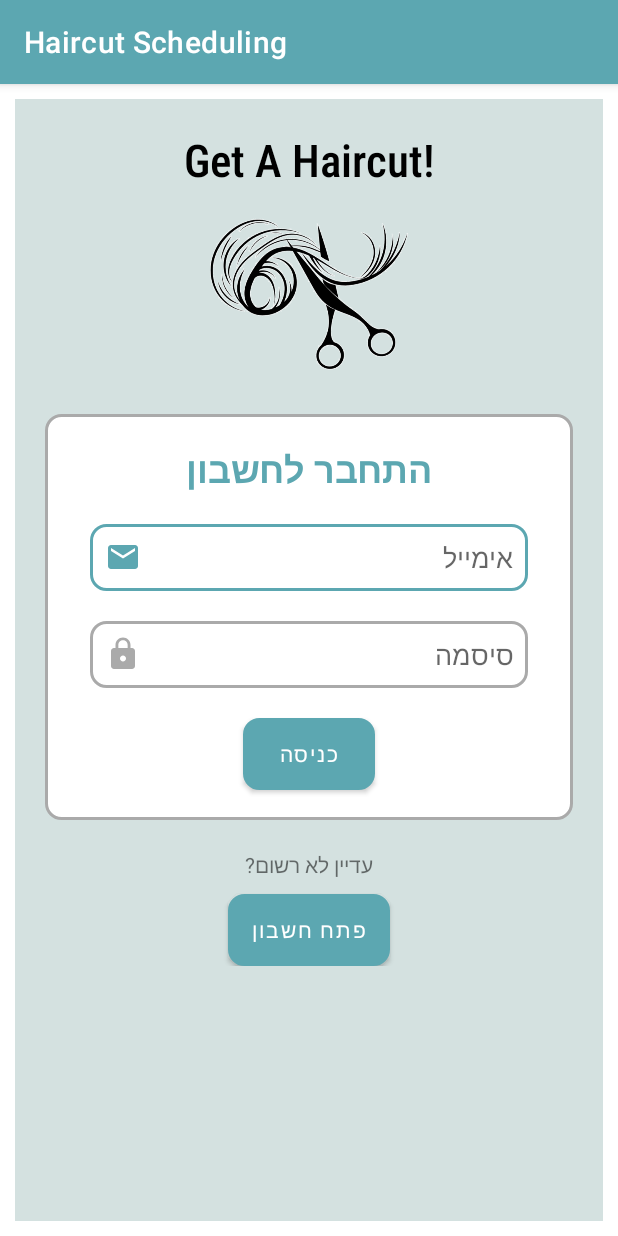
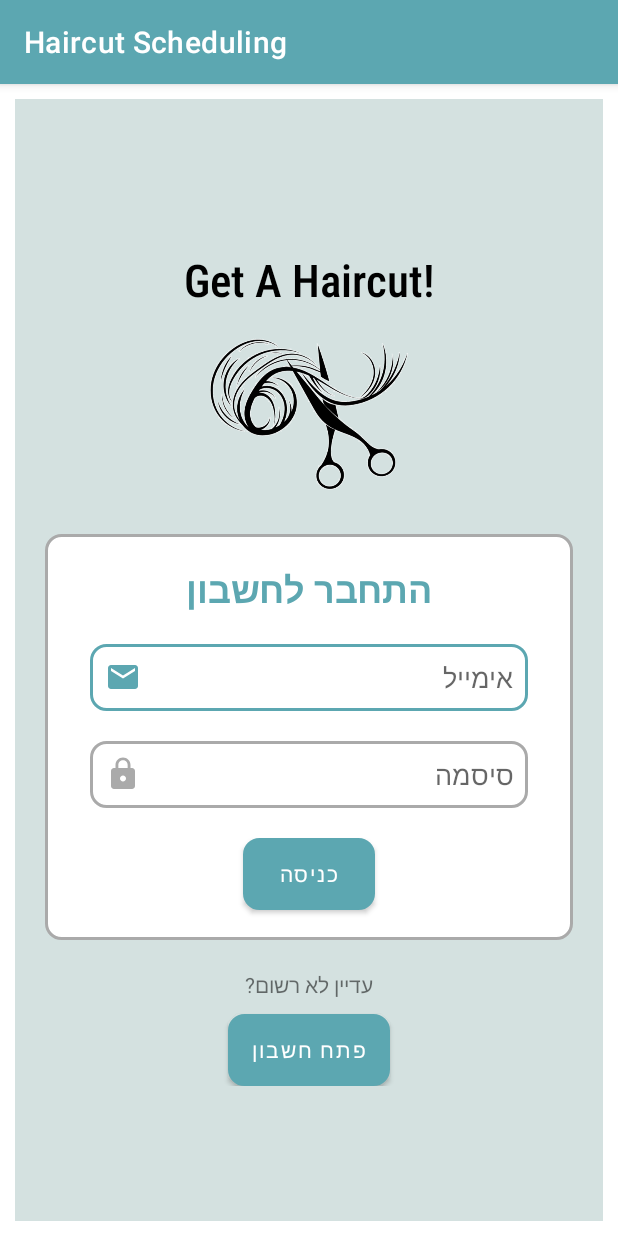
Before and after one commit to GayaGorodecki/HaircutScheduling_AndroidStudio_Java, an Android app: the screen it shows after launch (MainActivity), on a phone screen of 412 x 824 dp. Run offline under Robolectric (Android 15) with nearby library versions, the phone set to English and light mode, and no system bars.

Commit message:
update fragments design

```diff
--- a/app/src/main/res/layout-land/fragment_login.xml
+++ b/app/src/main/res/layout-land/fragment_login.xml
@@ -10,8 +10,8 @@
 
     <LinearLayout
         android:layout_width="match_parent"
-        android:layout_height="match_parent"
-        android:layout_gravity="center"
+        android:layout_height="wrap_content"
+        android:layout_gravity="center|top"
         android:layout_margin="10dp"
         android:gravity="center"
         android:orientation="vertical">
@@ -19,7 +19,7 @@
         <LinearLayout
             android:layout_width="match_parent"
             android:layout_height="wrap_content"
-            android:layout_gravity="center"
+            android:layout_gravity="center|top"
             android:layout_marginStart="10dp"
             android:layout_marginLeft="10dp"
             android:layout_marginEnd="10dp"
@@ -85,6 +85,7 @@
             android:layout_marginLeft="10dp"
             android:layout_marginEnd="10dp"
             android:layout_marginRight="10dp"
+            android:gravity="center"
             android:orientation="horizontal">
 
             <LinearLayout
--- a/app/src/main/res/layout-land/fragment_signin.xml
+++ b/app/src/main/res/layout-land/fragment_signin.xml
@@ -14,7 +14,7 @@
         <LinearLayout
             android:layout_width="match_parent"
             android:layout_height="wrap_content"
-            android:layout_gravity="top"
+            android:layout_gravity="center|top"
             android:layout_marginStart="20dp"
             android:layout_marginLeft="20dp"
             android:layout_marginTop="5dp"
@@ -70,6 +70,7 @@
             android:layout_marginRight="20dp"
             android:layout_marginBottom="10dp"
             android:background="@drawable/login_text_design"
+            android:gravity="center"
             android:orientation="vertical"
             android:padding="10dp">
 
--- a/app/src/main/res/layout/activity_main.xml
+++ b/app/src/main/res/layout/activity_main.xml
@@ -2,6 +2,7 @@
 <LinearLayout xmlns:android="http://schemas.android.com/apk/res/android"
     xmlns:app="http://schemas.android.com/apk/res-auto"
     xmlns:tools="http://schemas.android.com/tools"
+    android:id="@+id/container"
     android:layout_width="match_parent"
     android:layout_height="match_parent"
     android:orientation="vertical"
--- a/app/src/main/res/layout/fragment_appointments_main.xml
+++ b/app/src/main/res/layout/fragment_appointments_main.xml
@@ -3,7 +3,7 @@
     xmlns:tools="http://schemas.android.com/tools"
     android:id="@+id/relativeManager"
     android:layout_width="match_parent"
-    android:layout_height="match_parent"
+    android:layout_height="wrap_content"
     android:paddingLeft="16dp"
     android:paddingTop="16dp"
     android:paddingRight="16dp"
@@ -13,6 +13,6 @@
     <androidx.recyclerview.widget.RecyclerView
         android:id="@+id/hairstyleRecyclerView"
         android:layout_width="match_parent"
-        android:layout_height="match_parent"
+        android:layout_height="wrap_content"
         android:orientation="vertical" />
 </RelativeLayout>
--- a/app/src/main/res/layout/fragment_login.xml
+++ b/app/src/main/res/layout/fragment_login.xml
@@ -9,7 +9,7 @@
 
     <LinearLayout
         android:layout_width="match_parent"
-        android:layout_height="match_parent"
+        android:layout_height="wrap_content"
         android:layout_gravity="center"
         android:orientation="vertical">
 
@@ -17,6 +17,7 @@
             android:id="@+id/textViewLoginTitle"
             android:layout_width="match_parent"
             android:layout_height="wrap_content"
+            android:layout_gravity="top"
             android:layout_marginStart="10dp"
             android:layout_marginLeft="10dp"
             android:layout_marginTop="10dp"
@@ -36,7 +37,7 @@
             android:id="@+id/imageViewLogoLogin"
             android:layout_width="wrap_content"
             android:layout_height="129dp"
-            android:layout_gravity="center"
+            android:layout_gravity="center|top"
             android:layout_marginStart="10dp"
             android:layout_marginLeft="10dp"
             android:layout_marginEnd="10dp"
@@ -47,6 +48,7 @@
         <LinearLayout
             android:layout_width="match_parent"
             android:layout_height="wrap_content"
+            android:layout_gravity="center"
             android:layout_marginStart="20dp"
             android:layout_marginLeft="20dp"
             android:layout_marginEnd="20dp"
@@ -59,6 +61,7 @@
                 android:id="@+id/textViewLogin"
                 android:layout_width="match_parent"
                 android:layout_height="wrap_content"
+                android:layout_gravity="center"
                 android:layout_margin="10dp"
                 android:gravity="center"
                 android:text="התחבר לחשבון"
@@ -133,6 +136,7 @@
                 android:id="@+id/textViewSignin"
                 android:layout_width="match_parent"
                 android:layout_height="wrap_content"
+                android:layout_gravity="bottom"
                 android:gravity="center"
                 android:paddingBottom="10dp"
                 android:text="עדיין לא רשום?" />
@@ -141,7 +145,7 @@
                 android:id="@+id/buttonSignin"
                 android:layout_width="wrap_content"
                 android:layout_height="wrap_content"
-                android:layout_gravity="center"
+                android:layout_gravity="bottom|center"
                 android:background="@drawable/connection_buttoms_design"
                 android:text="פתח חשבון"
                 android:textAllCaps="false"
```
Also changed, not shown: app/src/main/java/com/example/haircutscheduling/activities/MainActivity.java (+8 -1 lines), app/src/main/java/com/example/haircutscheduling/classes/HairStylesData.java (+5 -4 lines), app/src/main/res/layout-land/fragment_main.xml (+8 -12 lines), app/src/main/res/layout/fragment_main.xml (+2 -8 lines), app/src/main/res/layout/fragment_signin.xml (+5 -2 lines).
